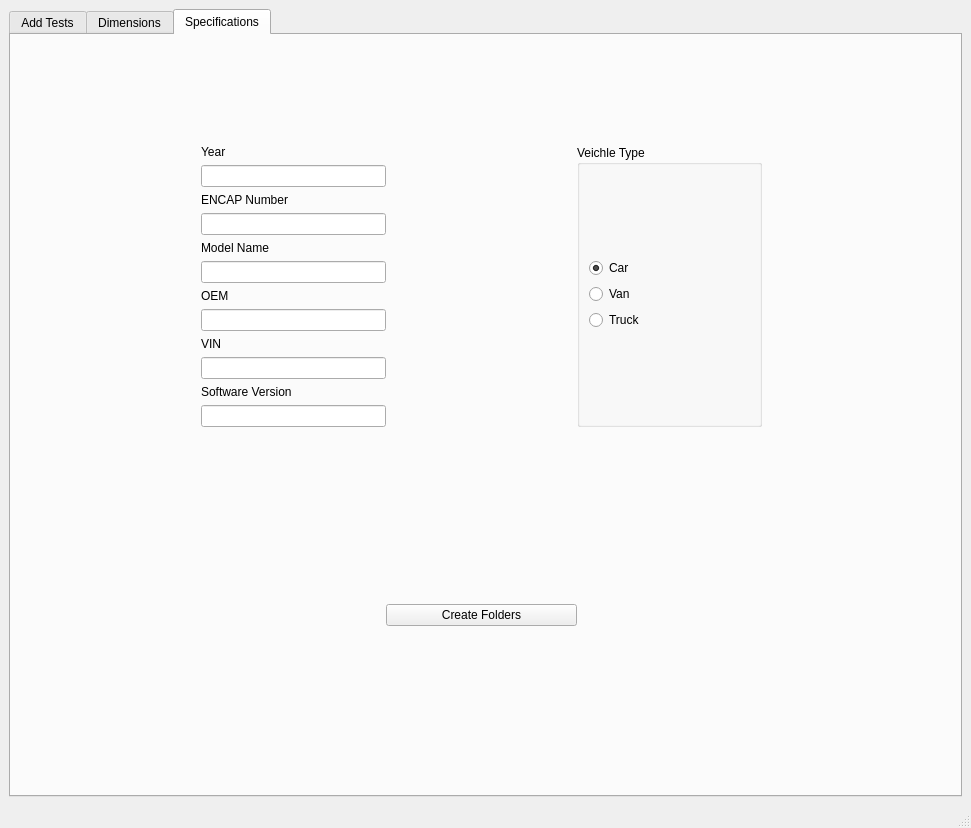
First picture: the form in window.ui, repository CSI-S-p-A/creazioneCartelle2026, before the edit.
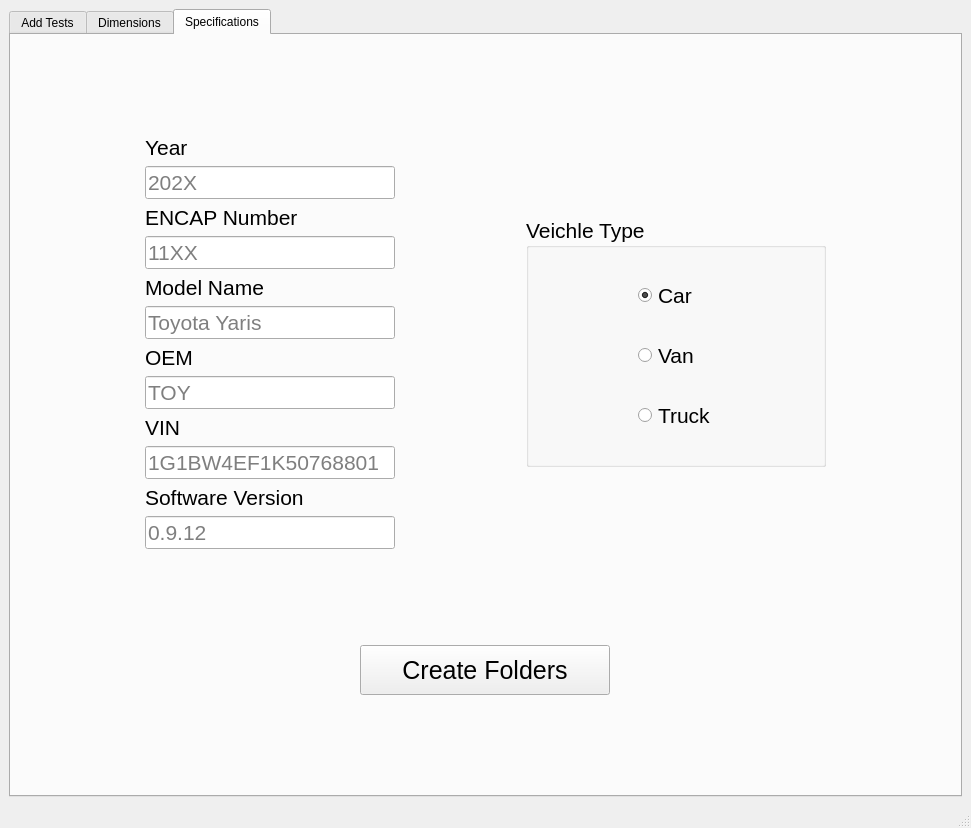
Second picture: the form after the edit. The open tabs and pages were chosen to show the change. Icons and pictures are not drawn.

Commit message: updated the ui, added the mme and folder processing

```diff
--- a/window.ui
+++ b/window.ui
@@ -547,81 +547,220 @@
        <attribute name="title">
         <string>Specifications</string>
        </attribute>
-       <widget class="QWidget" name="layoutWidget">
-        <property name="geometry">
-         <rect>
-          <x>190</x>
-          <y>110</y>
-          <width>561</width>
-          <height>481</height>
-         </rect>
-        </property>
-        <layout class="QGridLayout" name="gridLayout_4">
-         <item row="0" column="0" colspan="2">
+       <layout class="QVBoxLayout" name="verticalLayout_3">
+        <item>
+         <spacer name="verticalSpacer">
+          <property name="orientation">
+           <enum>Qt::Orientation::Vertical</enum>
+          </property>
+          <property name="sizeHint" stdset="0">
+           <size>
+            <width>20</width>
+            <height>72</height>
+           </size>
+          </property>
+         </spacer>
+        </item>
+        <item>
+         <layout class="QHBoxLayout" name="horizontalLayout_7">
+          <item>
+           <spacer name="horizontalSpacer_4">
+            <property name="orientation">
+             <enum>Qt::Orientation::Horizontal</enum>
+            </property>
+            <property name="sizeHint" stdset="0">
+             <size>
+              <width>40</width>
+              <height>20</height>
+             </size>
+            </property>
+           </spacer>
+          </item>
+          <item>
           <layout class="QVBoxLayout" name="verticalLayout_4">
            <item>
             <widget class="QLabel" name="label_10">
+              <property name="font">
+               <font>
+                <pointsize>16</pointsize>
+               </font>
+              </property>
              <property name="text">
               <string>Year</string>
              </property>
             </widget>
            </item>
            <item>
-            <widget class="QLineEdit" name="textbox_year"/>
+             <widget class="QLineEdit" name="textbox_year">
+              <property name="minimumSize">
+               <size>
+                <width>250</width>
+                <height>0</height>
+               </size>
+              </property>
+              <property name="font">
+               <font>
+                <pointsize>16</pointsize>
+               </font>
+              </property>
+              <property name="placeholderText">
+               <string>202X</string>
+              </property>
+             </widget>
            </item>
            <item>
             <widget class="QLabel" name="label_11">
+              <property name="font">
+               <font>
+                <pointsize>16</pointsize>
+               </font>
+              </property>
              <property name="text">
               <string>ENCAP Number</string>
              </property>
             </widget>
            </item>
            <item>
-            <widget class="QLineEdit" name="textbox_number"/>
+             <widget class="QLineEdit" name="textbox_number">
+              <property name="minimumSize">
+               <size>
+                <width>250</width>
+                <height>0</height>
+               </size>
+              </property>
+              <property name="font">
+               <font>
+                <pointsize>16</pointsize>
+               </font>
+              </property>
+              <property name="placeholderText">
+               <string>11XX</string>
+              </property>
+             </widget>
            </item>
            <item>
             <widget class="QLabel" name="label_12">
+              <property name="font">
+               <font>
+                <pointsize>16</pointsize>
+               </font>
+              </property>
              <property name="text">
               <string>Model Name</string>
              </property>
             </widget>
            </item>
            <item>
-            <widget class="QLineEdit" name="textbox_model"/>
+             <widget class="QLineEdit" name="textbox_model">
+              <property name="minimumSize">
+               <size>
+                <width>250</width>
+                <height>0</height>
+               </size>
+              </property>
+              <property name="font">
+               <font>
+                <pointsize>16</pointsize>
+               </font>
+              </property>
+              <property name="placeholderText">
+               <string>Toyota Yaris</string>
+              </property>
+             </widget>
            </item>
            <item>
             <widget class="QLabel" name="label_17">
+              <property name="font">
+               <font>
+                <pointsize>16</pointsize>
+               </font>
+              </property>
              <property name="text">
               <string>OEM</string>
              </property>
             </widget>
            </item>
            <item>
-            <widget class="QLineEdit" name="textbox_oem"/>
+             <widget class="QLineEdit" name="textbox_oem">
+              <property name="minimumSize">
+               <size>
+                <width>250</width>
+                <height>0</height>
+               </size>
+              </property>
+              <property name="font">
+               <font>
+                <pointsize>16</pointsize>
+               </font>
+              </property>
+              <property name="placeholderText">
+               <string>TOY</string>
+              </property>
+             </widget>
            </item>
            <item>
             <widget class="QLabel" name="label_13">
+              <property name="font">
+               <font>
+                <pointsize>16</pointsize>
+               </font>
+              </property>
              <property name="text">
               <string>VIN</string>
              </property>
             </widget>
            </item>
            <item>
-            <widget class="QLineEdit" name="textbox_vin"/>
+             <widget class="QLineEdit" name="textbox_vin">
+              <property name="minimumSize">
+               <size>
+                <width>250</width>
+                <height>0</height>
+               </size>
+              </property>
+              <property name="font">
+               <font>
+                <pointsize>16</pointsize>
+               </font>
+              </property>
+              <property name="placeholderText">
+               <string>1G1BW4EF1K50768801</string>
+              </property>
+             </widget>
            </item>
            <item>
             <widget class="QLabel" name="label_14">
+              <property name="font">
+               <font>
+                <pointsize>16</pointsize>
+               </font>
+              </property>
              <property name="text">
               <string>Software Version</string>
              </property>
             </widget>
            </item>
-           <item>
-            <widget class="QLineEdit" name="textbox_software"/>
+            <item alignment="Qt::AlignmentFlag::AlignLeft">
+             <widget class="QLineEdit" name="textbox_software">
+              <property name="minimumSize">
+               <size>
+                <width>250</width>
+                <height>0</height>
+               </size>
+              </property>
+              <property name="font">
+               <font>
+                <pointsize>16</pointsize>
+               </font>
+              </property>
+              <property name="placeholderText">
+               <string>0.9.12</string>
+              </property>
+             </widget>
            </item>
           </layout>
          </item>
-         <item row="0" column="2">
+          <item>
           <spacer name="horizontalSpacer_3">
            <property name="orientation">
             <enum>Qt::Orientation::Horizontal</enum>
@@ -634,16 +773,51 @@
            </property>
           </spacer>
          </item>
-         <item row="0" column="3" colspan="2">
+          <item>
           <widget class="QGroupBox" name="groupBox_4">
+            <property name="minimumSize">
+             <size>
+              <width>300</width>
+              <height>250</height>
+             </size>
+            </property>
+            <property name="maximumSize">
+             <size>
+              <width>300</width>
+              <height>250</height>
+             </size>
+            </property>
+            <property name="font">
+             <font>
+              <pointsize>16</pointsize>
+             </font>
+            </property>
            <property name="title">
             <string>Veichle Type</string>
            </property>
-           <layout class="QVBoxLayout" name="verticalLayout_3">
+            <layout class="QHBoxLayout" name="horizontalLayout_6">
+             <item>
+              <spacer name="horizontalSpacer">
+               <property name="orientation">
+                <enum>Qt::Orientation::Horizontal</enum>
+               </property>
+               <property name="sizeHint" stdset="0">
+                <size>
+                 <width>89</width>
+                 <height>20</height>
+                </size>
+               </property>
+              </spacer>
+             </item>
             <item>
              <layout class="QVBoxLayout" name="verticalLayout_2">
               <item>
                <widget class="QRadioButton" name="radio_car">
+                 <property name="font">
+                  <font>
+                   <pointsize>16</pointsize>
+                  </font>
+                 </property>
                 <property name="text">
                  <string>Car</string>
                 </property>
@@ -654,6 +828,11 @@
               </item>
               <item>
                <widget class="QRadioButton" name="radio_van">
+                 <property name="font">
+                  <font>
+                   <pointsize>16</pointsize>
+                  </font>
+                 </property>
                 <property name="text">
                  <string>Van</string>
                 </property>
@@ -661,6 +840,11 @@
               </item>
               <item>
                <widget class="QRadioButton" name="radio_truck">
+                 <property name="font">
+                  <font>
+                   <pointsize>16</pointsize>
+                  </font>
+                 </property>
                 <property name="text">
                  <string>Truck</string>
                 </property>
@@ -668,49 +852,29 @@
               </item>
              </layout>
             </item>
-           </layout>
-          </widget>
-         </item>
-         <item row="1" column="2">
-          <spacer name="verticalSpacer">
-           <property name="orientation">
-            <enum>Qt::Orientation::Vertical</enum>
-           </property>
-           <property name="sizeHint" stdset="0">
-            <size>
-             <width>20</width>
-             <height>40</height>
-            </size>
-           </property>
-          </spacer>
-         </item>
-         <item row="2" column="0">
-          <spacer name="horizontalSpacer">
-           <property name="orientation">
-            <enum>Qt::Orientation::Horizontal</enum>
-           </property>
-           <property name="sizeHint" stdset="0">
-            <size>
-             <width>40</width>
-             <height>20</height>
-            </size>
-           </property>
-          </spacer>
-         </item>
-         <item row="2" column="1" colspan="3">
-          <widget class="QPushButton" name="pushButton">
-           <property name="text">
-            <string>Create Folders</string>
-           </property>
-          </widget>
-         </item>
-         <item row="2" column="4">
+             <item>
           <spacer name="horizontalSpacer_2">
            <property name="orientation">
             <enum>Qt::Orientation::Horizontal</enum>
            </property>
            <property name="sizeHint" stdset="0">
             <size>
+                 <width>88</width>
+                 <height>20</height>
+                </size>
+               </property>
+              </spacer>
+             </item>
+            </layout>
+           </widget>
+          </item>
+          <item>
+           <spacer name="horizontalSpacer_5">
+            <property name="orientation">
+             <enum>Qt::Orientation::Horizontal</enum>
+            </property>
+            <property name="sizeHint" stdset="0">
+             <size>
              <width>40</width>
              <height>20</height>
             </size>
@@ -718,7 +882,58 @@
           </spacer>
          </item>
         </layout>
-       </widget>
+        </item>
+        <item>
+         <spacer name="verticalSpacer_2">
+          <property name="orientation">
+           <enum>Qt::Orientation::Vertical</enum>
+          </property>
+          <property name="sizeHint" stdset="0">
+           <size>
+            <width>20</width>
+            <height>73</height>
+           </size>
+          </property>
+         </spacer>
+        </item>
+        <item alignment="Qt::AlignmentFlag::AlignHCenter">
+         <widget class="QPushButton" name="button_create_folders">
+          <property name="minimumSize">
+           <size>
+            <width>250</width>
+            <height>50</height>
+           </size>
+          </property>
+          <property name="maximumSize">
+           <size>
+            <width>250</width>
+            <height>50</height>
+           </size>
+          </property>
+          <property name="font">
+           <font>
+            <pointsize>19</pointsize>
+           </font>
+          </property>
+          <property name="text">
+           <string>Create Folders</string>
+          </property>
+         </widget>
+        </item>
+        <item>
+         <spacer name="verticalSpacer_3">
+          <property name="orientation">
+           <enum>Qt::Orientation::Vertical</enum>
+          </property>
+          <property name="sizeHint" stdset="0">
+           <size>
+            <width>20</width>
+            <height>72</height>
+           </size>
+          </property>
+         </spacer>
+        </item>
+       </layout>
       </widget>
      </widget>
     </item>
```
Left out of the diff: 67 changed lines with no effect on the pictures. Lines whose indentation alone changed are shown as unchanged. The commit also changes 4 other files.
